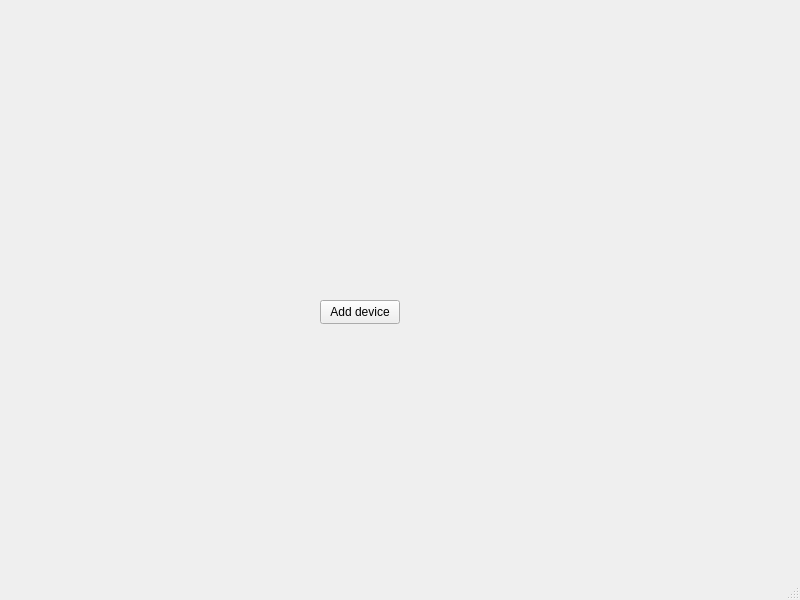
Before: the Qt Designer form GUI/MainGUI/MainGUI.ui in my-memory-leaked/Modbus-Industrial-Diagnostic-Tool, drawn with Qt 5.
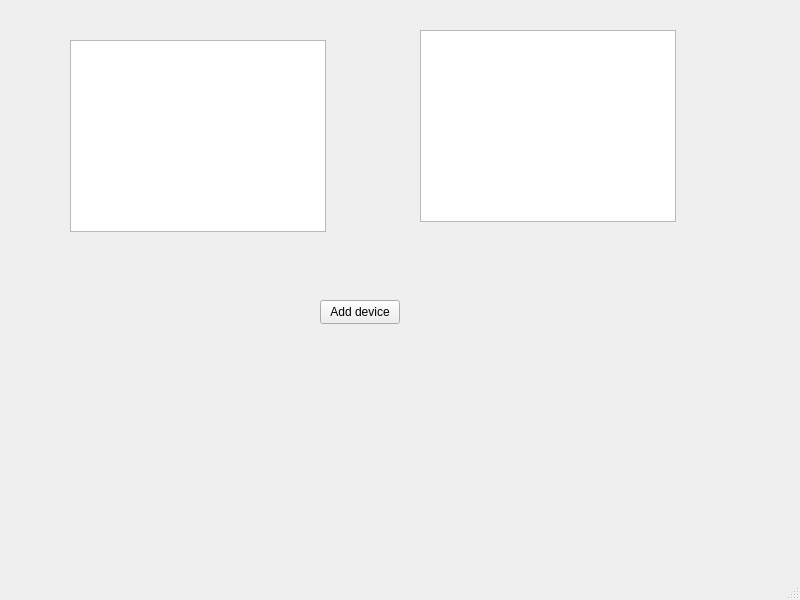
After: the same form once the commit is applied.

The edit to the form file:
```diff
--- a/GUI/MainGUI/MainGUI.ui
+++ b/GUI/MainGUI/MainGUI.ui
@@ -27,6 +27,26 @@
      <string>Add device</string>
     </property>
    </widget>
+   <widget class="QListView" name="listView">
+    <property name="geometry">
+     <rect>
+      <x>70</x>
+      <y>40</y>
+      <width>256</width>
+      <height>192</height>
+     </rect>
+    </property>
+   </widget>
+   <widget class="QTableView" name="tableView">
+    <property name="geometry">
+     <rect>
+      <x>420</x>
+      <y>30</y>
+      <width>256</width>
+      <height>192</height>
+     </rect>
+    </property>
+   </widget>
   </widget>
   <widget class="QMenuBar" name="menubar">
    <property name="geometry">
```
